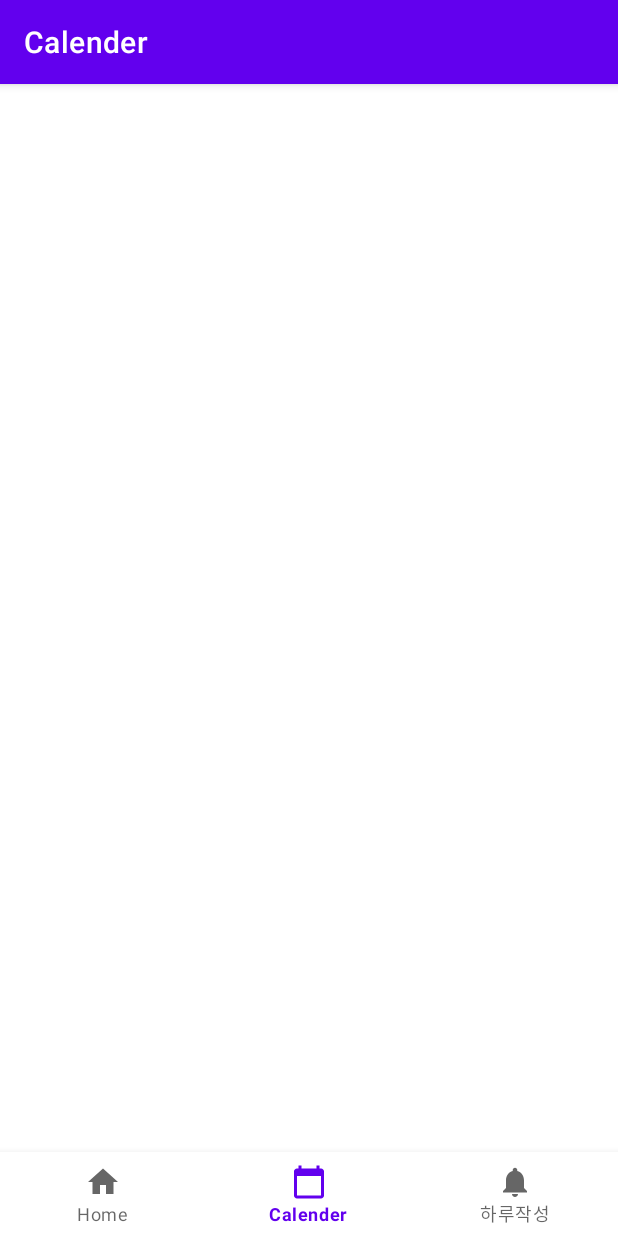
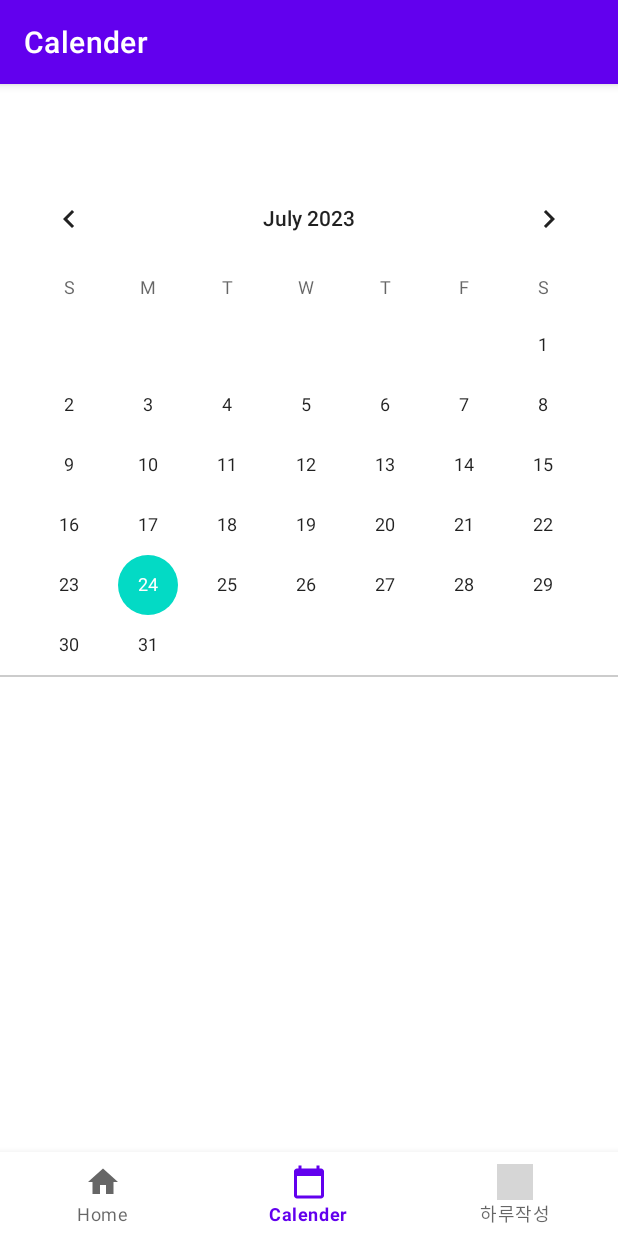
Before and after one commit to kimsuji-1/GURU2_23_1, an Android app: the CalenderFragment screen opened through its navigation route, on a phone screen of 412 x 824 dp. Run offline under Robolectric (Android 15) with nearby library versions, the phone set to English and light mode, and no system bars; our stand-ins replace navigation-ui; 9 statements that could not run were skipped; grey boxes are pictures that could not be loaded.

Commit message:
calender

```diff
--- a/app/build.gradle
+++ b/app/build.gradle
@@ -14,7 +14,6 @@ android {
         versionCode 1
         versionName "1.0"
 
-        testInstrumentationRunner "androidx.test.runner.AndroidJUnitRunner"
     }
 
     buildTypes {
@@ -45,7 +44,4 @@ dependencies {
     implementation 'androidx.lifecycle:lifecycle-viewmodel-ktx:2.6.1'
     implementation 'androidx.navigation:navigation-fragment-ktx:2.6.0'
     implementation 'androidx.navigation:navigation-ui-ktx:2.6.0'
-    testImplementation 'junit:junit:4.13.2'
-    androidTestImplementation 'androidx.test.ext:junit:1.1.5'
-    androidTestImplementation 'androidx.test.espresso:espresso-core:3.5.1'
 }
--- a/app/src/main/res/layout/activity_main.xml
+++ b/app/src/main/res/layout/activity_main.xml
@@ -6,23 +6,11 @@
     android:layout_height="match_parent"
     android:paddingTop="?attr/actionBarSize">
 
-    <com.google.android.material.bottomnavigation.BottomNavigationView
-        android:id="@+id/nav_view"
-        android:layout_width="0dp"
-        android:layout_height="wrap_content"
-        android:layout_marginStart="0dp"
-        android:layout_marginEnd="0dp"
-        android:background="?android:attr/windowBackground"
-        app:layout_constraintBottom_toBottomOf="parent"
-        app:layout_constraintLeft_toLeftOf="parent"
-        app:layout_constraintRight_toRightOf="parent"
-        app:menu="@menu/bottom_nav_menu" />
-
     <fragment
         android:id="@+id/nav_host_fragment_activity_main"
         android:name="androidx.navigation.fragment.NavHostFragment"
         android:layout_width="match_parent"
-        android:layout_height="match_parent"
+        android:layout_height="0dp"
         app:defaultNavHost="true"
         app:layout_constraintBottom_toTopOf="@id/nav_view"
         app:layout_constraintLeft_toLeftOf="parent"
@@ -30,4 +18,12 @@
         app:layout_constraintTop_toTopOf="parent"
         app:navGraph="@navigation/mobile_navigation" />
 
+    <com.google.android.material.bottomnavigation.BottomNavigationView
+        android:id="@+id/nav_view"
+        android:layout_width="match_parent"
+        android:layout_height="wrap_content"
+        android:background="?android:attr/windowBackground"
+        app:layout_constraintBottom_toBottomOf="parent"
+        app:menu="@menu/bottom_nav_menu" />
+
 </androidx.constraintlayout.widget.ConstraintLayout>
--- a/app/src/main/res/layout/fragment_calender.xml
+++ b/app/src/main/res/layout/fragment_calender.xml
@@ -6,17 +6,24 @@
     android:layout_height="match_parent"
     tools:context=".ui.calender.CalenderFragment">
 
-    <TextView
-        android:id="@+id/text_calender"
+    <CalendarView
+        android:id="@+id/calender_view"
         android:layout_width="match_parent"
         android:layout_height="wrap_content"
-        android:layout_marginStart="8dp"
-        android:layout_marginTop="8dp"
-        android:layout_marginEnd="8dp"
-        android:textAlignment="center"
-        android:textSize="20sp"
+        app:layout_constraintTop_toTopOf="parent" />
+
+    <View
+        android:id="@+id/line"
+        android:layout_width="match_parent"
+        android:layout_height="1dp"
+        android:background="#ccc"
+        app:layout_constraintTop_toBottomOf="@id/calender_view" />
+
+    <androidx.recyclerview.widget.RecyclerView
+        android:id="@+id/recycle_view"
+        android:layout_width="match_parent"
+        android:layout_height="0dp"
         app:layout_constraintBottom_toBottomOf="parent"
-        app:layout_constraintEnd_toEndOf="parent"
-        app:layout_constraintStart_toStartOf="parent"
-        app:layout_constraintTop_toTopOf="parent" />
+        app:layout_constraintTop_toBottomOf="@id/line"/>
+
 </androidx.constraintlayout.widget.ConstraintLayout>
--- a/app/src/main/res/menu/bottom_nav_menu.xml
+++ b/app/src/main/res/menu/bottom_nav_menu.xml
@@ -13,7 +13,7 @@
 
     <item
         android:id="@+id/navigation_notifications"
-        android:icon="@drawable/ic_notifications_black_24dp"
+        android:icon="@drawable/baseline_rate_review_24"
         android:title="@string/title_notifications" />
 
 </menu>
```
